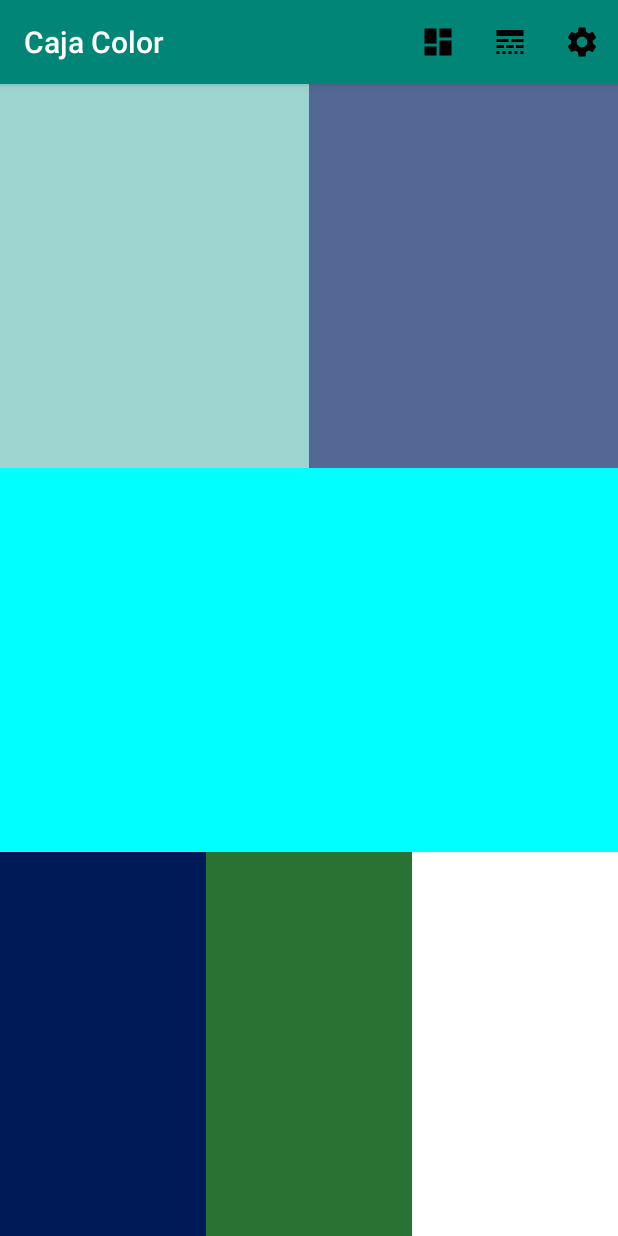
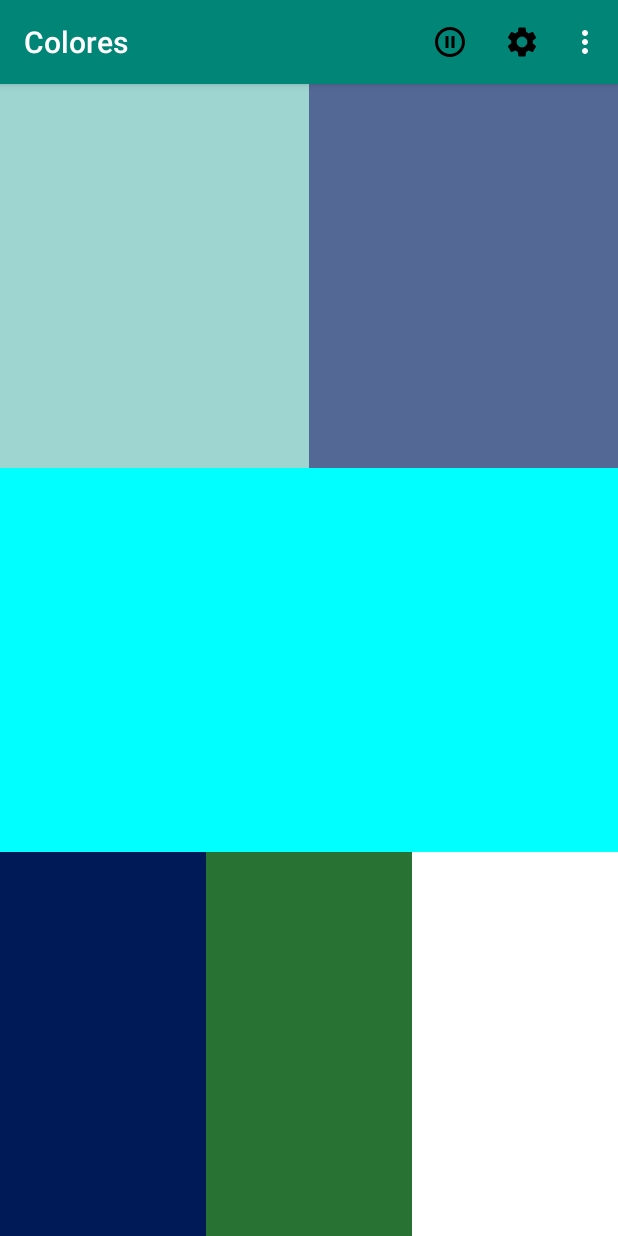
Before and after one commit to flcarballeda/CajaColores, an Android app: the screen it shows after launch (MainActivity), on a phone screen of 412 x 824 dp. Run offline under Robolectric (Android 15) with nearby library versions, the phone set to English and light mode, and no system bars.

```diff
--- /dev/null
+++ b/app/src/main/res/drawable/ic_pause_circle_outline_black_24dp.xml
@@ -0,0 +1,9 @@
+<vector xmlns:android="http://schemas.android.com/apk/res/android"
+        android:width="24dp"
+        android:height="24dp"
+        android:viewportWidth="24.0"
+        android:viewportHeight="24.0">
+    <path
+        android:fillColor="#FF000000"
+        android:pathData="M9,16h2L11,8L9,8v8zM12,2C6.48,2 2,6.48 2,12s4.48,10 10,10 10,-4.48 10,-10S17.52,2 12,2zM12,20c-4.41,0 -8,-3.59 -8,-8s3.59,-8 8,-8 8,3.59 8,8 -3.59,8 -8,8zM13,16h2L15,8h-2v8z"/>
+</vector>
--- /dev/null
+++ b/app/src/main/res/drawable/ic_play_circle_outline_black_24dp.xml
@@ -0,0 +1,9 @@
+<vector xmlns:android="http://schemas.android.com/apk/res/android"
+        android:width="24dp"
+        android:height="24dp"
+        android:viewportWidth="24.0"
+        android:viewportHeight="24.0">
+    <path
+        android:fillColor="#FF000000"
+        android:pathData="M10,16.5l6,-4.5 -6,-4.5v9zM12,2C6.48,2 2,6.48 2,12s4.48,10 10,10 10,-4.48 10,-10S17.52,2 12,2zM12,20c-4.41,0 -8,-3.59 -8,-8s3.59,-8 8,-8 8,3.59 8,8 -3.59,8 -8,8z"/>
+</vector>
--- a/app/src/main/res/layout/activity_main.xml
+++ b/app/src/main/res/layout/activity_main.xml
@@ -1,22 +1,29 @@
 <?xml version="1.0" encoding="utf-8"?>
-<LinearLayout xmlns:android="http://schemas.android.com/apk/res/android"
+<FrameLayout xmlns:android="http://schemas.android.com/apk/res/android"
     xmlns:tools="http://schemas.android.com/tools"
+    android:id="@+id/frameCajaColores"
     android:layout_width="match_parent"
     android:layout_height="match_parent"
-    android:orientation="vertical"
     tools:context=".MainActivity">
+
+    <LinearLayout
+        android:layout_width="match_parent"
+        android:layout_height="match_parent"
+        android:orientation="vertical">
 
         <LinearLayout
             android:layout_width="match_parent"
             android:layout_height="0dp"
             android:layout_weight="1"
             android:orientation="horizontal">
+
             <LinearLayout
                 android:layout_width="0dp"
                 android:layout_height="match_parent"
                 android:layout_weight="1"
                 android:background="@color/aguamarina"
                 android:onClick="cambiarColor"></LinearLayout>
+
             <LinearLayout
                 android:layout_width="0dp"
                 android:layout_height="match_parent"
@@ -24,30 +31,35 @@
                 android:background="@color/UCLABlue"
                 android:onClick="cambiarColor"></LinearLayout>
         </LinearLayout>
+
         <LinearLayout
             android:layout_width="match_parent"
             android:layout_height="0dp"
             android:layout_weight="1"
-        android:orientation="vertical"
             android:background="@color/cian"
-        android:onClick="cambiarColor" />
+            android:onClick="cambiarColor"
+            android:orientation="vertical" />
+
         <LinearLayout
             android:layout_width="match_parent"
             android:layout_height="0dp"
             android:layout_weight="1"
             android:orientation="horizontal">
+
             <LinearLayout
                 android:layout_width="0dp"
                 android:layout_height="match_parent"
                 android:layout_weight="1"
                 android:background="@color/dukeBlue"
                 android:onClick="cambiarColor"></LinearLayout>
+
             <LinearLayout
                 android:layout_width="0dp"
                 android:layout_height="match_parent"
                 android:layout_weight="1"
                 android:background="@color/verdeEsmeralda"
                 android:onClick="cambiarColor"></LinearLayout>
+
             <LinearLayout
                 android:layout_width="0dp"
                 android:layout_height="match_parent"
@@ -56,3 +68,10 @@
                 android:onClick="cambiarColor"></LinearLayout>
         </LinearLayout>
     </LinearLayout>
+    <LinearLayout
+        android:layout_width="match_parent"
+        android:layout_height="match_parent"
+        android:id="@+id/opacarColores"
+        android:background="@color/opacar"
+        android:orientation="vertical"/>
+</FrameLayout>
--- a/app/src/main/res/menu/menu.xml
+++ b/app/src/main/res/menu/menu.xml
@@ -2,16 +2,20 @@
 <menu xmlns:app="http://schemas.android.com/apk/res-auto"
     xmlns:android="http://schemas.android.com/apk/res/android">
 
-    <item android:title="Caja Colores"
-        android:id="@+id/version_original"
+    <item android:title="@string/play_pause"
+        android:id="@+id/play_pause"
         app:showAsAction="always"
-        android:icon="@drawable/ic_dashboard_black_24dp"/>
-    <item android:title="Dividir"
-        android:id="@+id/version_dividir"
-        app:showAsAction="always"
-        android:icon="@drawable/ic_line_style_black_24dp"/>
-    <item android:title="Configuración"
+        android:icon="@drawable/ic_pause_circle_outline_black_24dp"/>
+    <item android:title="@string/actividad_settings"
         android:id="@+id/configuracion"
         app:showAsAction="always"
         android:icon="@drawable/ic_settings_black_24dp"/>
+    <item android:title="@string/actividad_cajaColor"
+        android:id="@+id/version_original"
+        app:showAsAction="never"
+        android:icon="@drawable/ic_dashboard_black_24dp"/>
+    <item android:title="@string/actividad_division"
+        android:id="@+id/version_dividir"
+        app:showAsAction="never"
+        android:icon="@drawable/ic_line_style_black_24dp"/>
 </menu>
--- a/app/src/main/res/values/colors.xml
+++ b/app/src/main/res/values/colors.xml
@@ -11,4 +11,5 @@
     <color name="dukeBlue">#001a57</color>
     <color name="cian">#00ffff</color>
     <color name="ic_launcher_background">#008577</color>
+    <color name="opacar">#66000000</color>
 </resources>
--- a/app/src/main/res/values/strings.xml
+++ b/app/src/main/res/values/strings.xml
@@ -1,5 +1,12 @@
 <resources>
     <string name="app_name">Caja Colores</string>
     <string name="actividad_division">Dividir</string>
-    <string name="actividad_cajaColor">Caja Color</string>
+    <string name="actividad_cajaColor">Colores</string>
+    <string name="actividad_settings">Configuración</string>
+    <string name="play_pause">Jugar / Parar</string>
+    <string name="launch_game">Lanzar el juego</string>
+    <string-array name="spinnerOptions">
+        <item>Dividir</item>
+        <item>Colores</item>
+    </string-array>
 </resources>
```
Also changed, not shown: app/src/main/AndroidManifest.xml (+13 -4 lines), app/src/main/java/org/lopez/fernando/cajacolores/MainActivity.java (+46 -9 lines), app/src/main/java/org/lopez/fernando/cajacolores/StartActivity.java (added, +68 -0 lines), app/src/main/res/layout/activity_split_view.xml (+12 -8 lines), app/src/main/res/layout/activity_start.xml (added, +38 -0 lines). Lines whose indentation alone changed are shown as unchanged.
